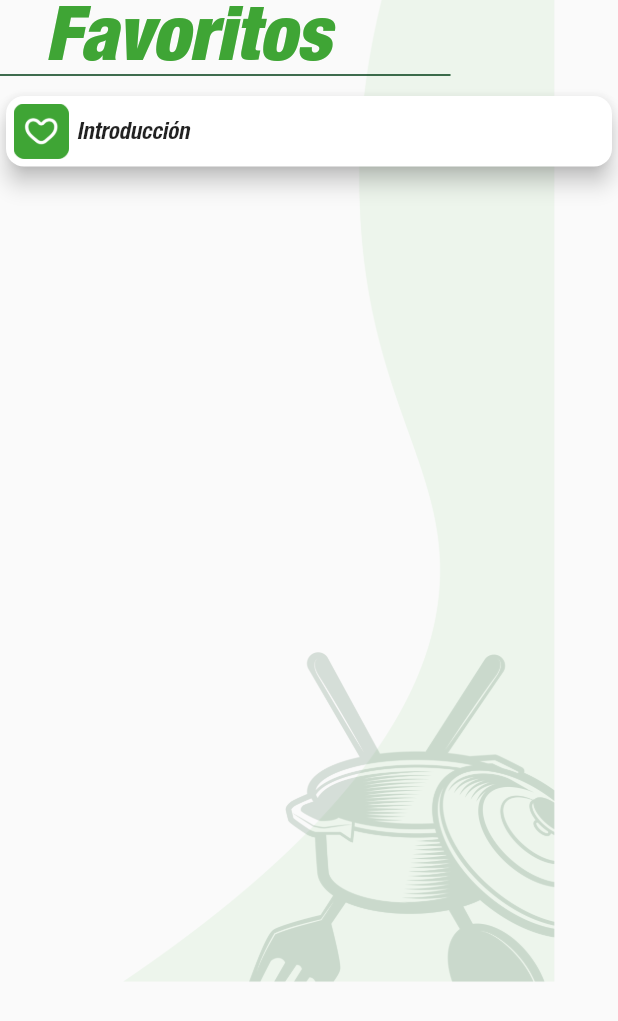
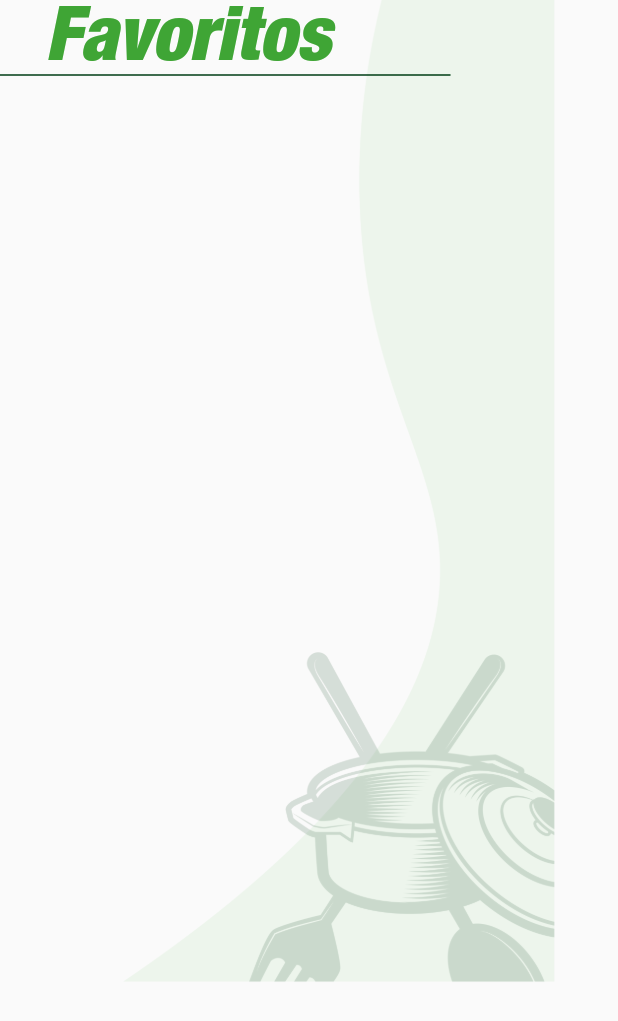
Before and after one commit to yelena870513/cocina_ecologica, a Flutter app: the FavoritoScreen screen opened directly, on a phone screen of 412 x 824 dp. Shown: the top 1021 px of the screen. Run offline on Flutter 3.47's test engine with Material 2 defaults, Android fonts, the phone set to English and light mode, and no system bars; drawn by our look-alikes of flutter_slidable; our stand-ins replace auto_size_text, faker, flutter_html, flutter_mobx, flutter_toggle_tab, hive and 3 more; missing offline and left inert: flutter_share, inject, side_menu_animation; accounts and stored records are empty; generated files the repository leaves out were written again.

Commit message:
Administrar favoritos

```diff
--- a/lib/consumer/contenido_model.dart
+++ b/lib/consumer/contenido_model.dart
@@ -4,10 +4,10 @@ import 'package:cocina_ecologica/model/tema.dart';
 import 'package:flutter/material.dart';
 
 class ContenidoModel with ChangeNotifier {
-  final List _contenidos = ContentDataSource.contenidos;
-  List get contenidos => _contenidos;
-  final List _temas = ContentDataSource.temas;
-  List get temas => _temas;
+  final List<Contenido> _contenidos = ContentDataSource.contenidos;
+  List<Contenido> get contenidos => _contenidos;
+  final List<Tema> _temas = ContentDataSource.temas;
+  List<Tema> get temas => _temas;
   late Contenido _contenidoSeleccionado;
   Contenido get contenidoSeleccionado => _contenidoSeleccionado;
   late Tema _temaSeleccionado;
--- a/lib/consumer/favorito_model.dart
+++ b/lib/consumer/favorito_model.dart
@@ -9,7 +9,6 @@ class FavoritoModel with ChangeNotifier {
   addItem(int idFavorito) async {
     var box = await Hive.openBox<int>(Strings.favoritos);
     box.add(idFavorito);
-    print('added');
     notifyListeners();
   }
 
--- a/lib/screens/favorito_screen.dart
+++ b/lib/screens/favorito_screen.dart
@@ -16,12 +16,15 @@ class FavoritoScreen extends StatelessWidget {
   @override
   Widget build(BuildContext context) {
     Size size = MediaQuery.of(context).size;
+    context.watch<FavoritoModel>().getItem();
 
     return Consumer2<FavoritoModel, ContenidoModel>(
         builder: (context, model, modelContenido, child) {
       final bool hayFavorito = model.favoritoList.isNotEmpty;
       List<Contenido> contenidos =
-          modelContenido.temas.first.contenidos.take(5).toList();
+          modelContenido.contenidos.where((Contenido element) {
+        return model.favoritoList.contains(element.id) == true;
+      }).toList();
       return Scaffold(
         body: SafeArea(
           child: Container(
@@ -31,8 +34,7 @@ class FavoritoScreen extends StatelessWidget {
             child: Column(
               crossAxisAlignment: CrossAxisAlignment.stretch,
               children: [
-                Container(
-                  child: Column(
+                Column(
                   crossAxisAlignment: CrossAxisAlignment.stretch,
                   children: [
                     Padding(
@@ -48,8 +50,7 @@ class FavoritoScreen extends StatelessWidget {
                     )
                   ],
                 ),
-                ),
-                SizedBox(
+                const SizedBox(
                   height: 10,
                 ),
                 Expanded(
```
Also changed, not shown: lib/screens/receta_screen.dart (+47 -26 lines), 1 other file. Lines whose indentation alone changed are shown as unchanged.
